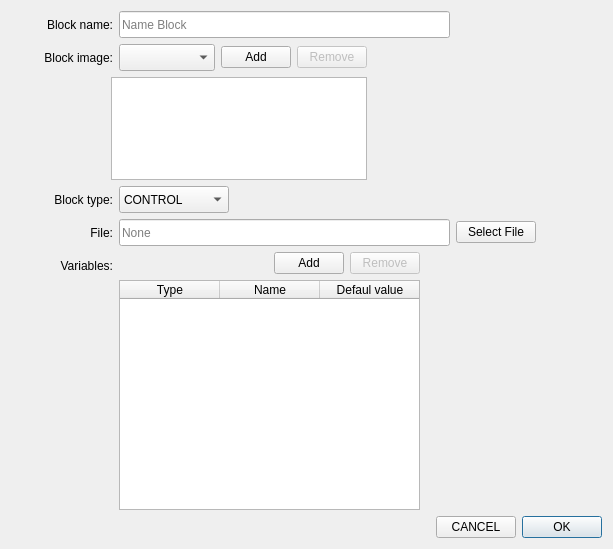
The window that learnbot_dsl/guis/CreateBlock.ui (robocomp/LearnBlock) describes before a commit, drawn with Qt 5.
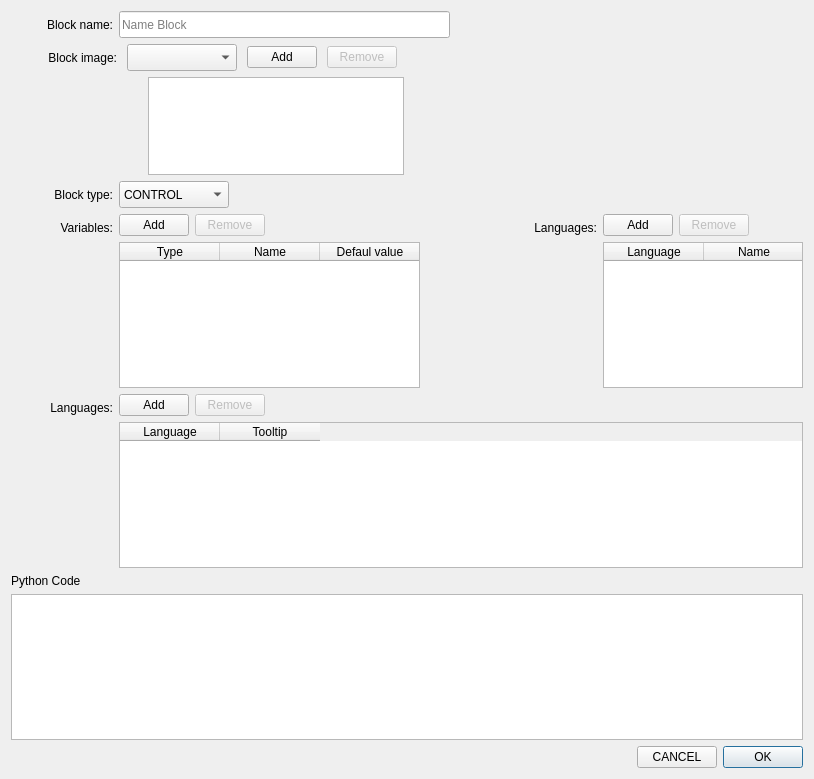
The same window after the commit.

Commit message: fixed up some problems main + function move_back Tooltip name + Tooltip Search functions with args updated forever change block.conf to json .learnblock/block not exist

What changed in the file:
```diff
--- a/learnbot_dsl/guis/CreateBlock.ui
+++ b/learnbot_dsl/guis/CreateBlock.ui
@@ -6,14 +6,14 @@
    <rect>
     <x>0</x>
     <y>0</y>
-    <width>613</width>
-    <height>549</height>
+    <width>814</width>
+    <height>779</height>
    </rect>
   </property>
   <property name="windowTitle">
    <string>Dialog</string>
   </property>
-  <layout class="QVBoxLayout" name="verticalLayout_4">
+  <layout class="QVBoxLayout" name="verticalLayout_18">
    <item>
     <layout class="QHBoxLayout" name="horizontalLayout_10">
      <item>
@@ -183,30 +183,34 @@
       </layout>
      </item>
      <item>
-      <spacer name="horizontalSpacer_8">
-       <property name="orientation">
-        <enum>Qt::Horizontal</enum>
-       </property>
-       <property name="sizeHint" stdset="0">
-        <size>
-         <width>40</width>
-         <height>20</height>
-        </size>
-       </property>
-      </spacer>
-     </item>
-     <item>
-      <widget class="QLabel" name="BlockImage">
-       <property name="minimumSize">
-        <size>
-         <width>161</width>
-         <height>111</height>
-        </size>
-       </property>
-       <property name="text">
-        <string/>
-       </property>
-      </widget>
+      <layout class="QVBoxLayout" name="verticalLayout_7">
+       <item>
+        <spacer name="horizontalSpacer_8">
+         <property name="orientation">
+          <enum>Qt::Horizontal</enum>
+         </property>
+         <property name="sizeHint" stdset="0">
+          <size>
+           <width>40</width>
+           <height>20</height>
+          </size>
+         </property>
+        </spacer>
+       </item>
+       <item>
+        <widget class="QLabel" name="BlockImage">
+         <property name="minimumSize">
+          <size>
+           <width>161</width>
+           <height>111</height>
+          </size>
+         </property>
+         <property name="text">
+          <string/>
+         </property>
+        </widget>
+       </item>
+      </layout>
      </item>
     </layout>
    </item>
@@ -289,74 +293,6 @@
      </item>
     </layout>
    </item>
-   <item>
-    <layout class="QHBoxLayout" name="horizontalLayout_8">
-     <item>
-      <widget class="QLabel" name="label_3">
-       <property name="minimumSize">
-        <size>
-         <width>102</width>
-         <height>27</height>
-        </size>
-       </property>
-       <property name="maximumSize">
-        <size>
-         <width>102</width>
-         <height>27</height>
-        </size>
-       </property>
-       <property name="text">
-        <string>File:</string>
-       </property>
-       <property name="alignment">
-        <set>Qt::AlignRight|Qt::AlignTrailing|Qt::AlignVCenter</set>
-       </property>
-      </widget>
-     </item>
-     <item>
-      <widget class="QLineEdit" name="lineEditFile">
-       <property name="minimumSize">
-        <size>
-         <width>331</width>
-         <height>27</height>
-        </size>
-       </property>
-       <property name="maximumSize">
-        <size>
-         <width>331</width>
-         <height>27</height>
-        </size>
-       </property>
-       <property name="placeholderText">
-        <string>None</string>
-       </property>
-      </widget>
-     </item>
-     <item>
-      <widget class="QPushButton" name="pushButtonSelectFile">
-       <property name="text">
-        <string>Select File</string>
-       </property>
-       <property name="autoDefault">
-        <bool>false</bool>
-       </property>
-      </widget>
-     </item>
-     <item>
-      <spacer name="horizontalSpacer_7">
-       <property name="orientation">
-        <enum>Qt::Horizontal</enum>
-       </property>
-       <property name="sizeHint" stdset="0">
-        <size>
-         <width>40</width>
-         <height>20</height>
-        </size>
-       </property>
-      </spacer>
-     </item>
-    </layout>
-   </item>
    <item>
     <layout class="QHBoxLayout" name="horizontalLayout_11">
      <item>
@@ -404,6 +340,41 @@
         <layout class="QVBoxLayout" name="verticalLayout_3">
          <item>
           <layout class="QHBoxLayout" name="horizontalLayout_7">
+           <item>
+            <widget class="QPushButton" name="pushButtonAddVar">
+             <property name="maximumSize">
+              <size>
+               <width>70</width>
+               <height>16777215</height>
+              </size>
+             </property>
+             <property name="text">
+              <string>Add</string>
+             </property>
+             <property name="autoDefault">
+              <bool>false</bool>
+             </property>
+            </widget>
+           </item>
+           <item>
+            <widget class="QPushButton" name="pushButtonRemoveVar">
+             <property name="enabled">
+              <bool>false</bool>
+             </property>
+             <property name="maximumSize">
+              <size>
+               <width>70</width>
+               <height>16777215</height>
+              </size>
+             </property>
+             <property name="text">
+              <string>Remove</string>
+             </property>
+             <property name="autoDefault">
+              <bool>false</bool>
+             </property>
+            </widget>
+           </item>
            <item>
             <spacer name="horizontalSpacer_3">
              <property name="orientation">
@@ -417,41 +388,6 @@
              </property>
             </spacer>
            </item>
-           <item>
-            <widget class="QPushButton" name="pushButtonAddVar">
-             <property name="maximumSize">
-              <size>
-               <width>70</width>
-               <height>16777215</height>
-              </size>
-             </property>
-             <property name="text">
-              <string>Add</string>
-             </property>
-             <property name="autoDefault">
-              <bool>false</bool>
-             </property>
-            </widget>
-           </item>
-           <item>
-            <widget class="QPushButton" name="pushButtonRemoveVar">
-             <property name="enabled">
-              <bool>false</bool>
-             </property>
-             <property name="maximumSize">
-              <size>
-               <width>70</width>
-               <height>16777215</height>
-              </size>
-             </property>
-             <property name="text">
-              <string>Remove</string>
-             </property>
-             <property name="autoDefault">
-              <bool>false</bool>
-             </property>
-            </widget>
-           </item>
           </layout>
          </item>
          <item>
@@ -514,8 +450,288 @@
        </property>
       </spacer>
      </item>
+     <item>
+      <layout class="QVBoxLayout" name="verticalLayout_8">
+       <item>
+        <widget class="QLabel" name="label_7">
+         <property name="minimumSize">
+          <size>
+           <width>102</width>
+           <height>27</height>
+          </size>
+         </property>
+         <property name="maximumSize">
+          <size>
+           <width>102</width>
+           <height>27</height>
+          </size>
+         </property>
+         <property name="text">
+          <string>Languages:</string>
+         </property>
+         <property name="alignment">
+          <set>Qt::AlignRight|Qt::AlignTrailing|Qt::AlignVCenter</set>
+         </property>
+        </widget>
+       </item>
+       <item>
+        <spacer name="verticalSpacer_3">
+         <property name="orientation">
+          <enum>Qt::Vertical</enum>
+         </property>
+         <property name="sizeHint" stdset="0">
+          <size>
+           <width>20</width>
+           <height>40</height>
+          </size>
+         </property>
+        </spacer>
+       </item>
+      </layout>
+     </item>
+     <item>
+      <layout class="QVBoxLayout" name="verticalLayout_4">
+       <item>
+        <layout class="QHBoxLayout" name="horizontalLayout_8">
+         <item>
+          <widget class="QPushButton" name="pushButtonAddlanguages">
+           <property name="maximumSize">
+            <size>
+             <width>70</width>
+             <height>16777215</height>
+            </size>
+           </property>
+           <property name="text">
+            <string>Add</string>
+           </property>
+           <property name="autoDefault">
+            <bool>false</bool>
+           </property>
+          </widget>
+         </item>
+         <item>
+          <widget class="QPushButton" name="pushButtonRemovelanguages">
+           <property name="enabled">
+            <bool>false</bool>
+           </property>
+           <property name="maximumSize">
+            <size>
+             <width>70</width>
+             <height>16777215</height>
+            </size>
+           </property>
+           <property name="text">
+            <string>Remove</string>
+           </property>
+           <property name="autoDefault">
+            <bool>false</bool>
+           </property>
+          </widget>
+         </item>
+         <item>
+          <spacer name="horizontalSpacer_11">
+           <property name="orientation">
+            <enum>Qt::Horizontal</enum>
+           </property>
+           <property name="sizeHint" stdset="0">
+            <size>
+             <width>40</width>
+             <height>20</height>
+            </size>
+           </property>
+          </spacer>
+         </item>
+        </layout>
+       </item>
+       <item>
+        <widget class="QTableWidget" name="tableWidgetlanguages">
+         <property name="minimumSize">
+          <size>
+           <width>200</width>
+           <height>0</height>
+          </size>
+         </property>
+         <property name="maximumSize">
+          <size>
+           <width>200</width>
+           <height>16777215</height>
+          </size>
+         </property>
+         <property name="horizontalScrollBarPolicy">
+          <enum>Qt::ScrollBarAlwaysOff</enum>
+         </property>
+         <property name="autoScroll">
+          <bool>true</bool>
+         </property>
+         <attribute name="horizontalHeaderVisible">
+          <bool>true</bool>
+         </attribute>
+         <attribute name="verticalHeaderVisible">
+          <bool>false</bool>
+         </attribute>
+         <column>
+          <property name="text">
+           <string>Language</string>
+          </property>
+         </column>
+         <column>
+          <property name="text">
+           <string>Name</string>
+          </property>
+         </column>
+        </widget>
+       </item>
+      </layout>
+     </item>
     </layout>
    </item>
+   <item>
+    <layout class="QHBoxLayout" name="horizontalLayout_16">
+     <item>
+      <layout class="QVBoxLayout" name="verticalLayout_16">
+       <item>
+        <widget class="QLabel" name="label_11">
+         <property name="minimumSize">
+          <size>
+           <width>102</width>
+           <height>27</height>
+          </size>
+         </property>
+         <property name="maximumSize">
+          <size>
+           <width>102</width>
+           <height>27</height>
+          </size>
+         </property>
+         <property name="text">
+          <string>Languages:</string>
+         </property>
+         <property name="alignment">
+          <set>Qt::AlignRight|Qt::AlignTrailing|Qt::AlignVCenter</set>
+         </property>
+        </widget>
+       </item>
+       <item>
+        <spacer name="verticalSpacer_6">
+         <property name="orientation">
+          <enum>Qt::Vertical</enum>
+         </property>
+         <property name="sizeHint" stdset="0">
+          <size>
+           <width>20</width>
+           <height>40</height>
+          </size>
+         </property>
+        </spacer>
+       </item>
+      </layout>
+     </item>
+     <item>
+      <layout class="QVBoxLayout" name="verticalLayout_17">
+       <item>
+        <layout class="QHBoxLayout" name="horizontalLayout_19">
+         <item>
+          <widget class="QPushButton" name="pushButtonAddTooltip">
+           <property name="maximumSize">
+            <size>
+             <width>70</width>
+             <height>16777215</height>
+            </size>
+           </property>
+           <property name="text">
+            <string>Add</string>
+           </property>
+           <property name="autoDefault">
+            <bool>false</bool>
+           </property>
+          </widget>
+         </item>
+         <item>
+          <widget class="QPushButton" name="pushButtonRemoveTooltip">
+           <property name="enabled">
+            <bool>false</bool>
+           </property>
+           <property name="maximumSize">
+            <size>
+             <width>70</width>
+             <height>16777215</height>
+            </size>
+           </property>
+           <property name="text">
+            <string>Remove</string>
+           </property>
+           <property name="autoDefault">
+            <bool>false</bool>
+           </property>
+          </widget>
+         </item>
+         <item>
+          <spacer name="horizontalSpacer_10">
+           <property name="orientation">
+            <enum>Qt::Horizontal</enum>
+           </property>
+           <property name="sizeHint" stdset="0">
+            <size>
+             <width>40</width>
+             <height>20</height>
+            </size>
+           </property>
+          </spacer>
+         </item>
+        </layout>
+       </item>
+       <item>
+        <widget class="QTableWidget" name="tableWidgetToolTip">
+         <property name="minimumSize">
+          <size>
+           <width>0</width>
+           <height>0</height>
+          </size>
+         </property>
+         <property name="maximumSize">
+          <size>
+           <width>16777215</width>
+           <height>16777215</height>
+          </size>
+         </property>
+         <property name="horizontalScrollBarPolicy">
+          <enum>Qt::ScrollBarAlwaysOff</enum>
+         </property>
+         <property name="autoScroll">
+          <bool>true</bool>
+         </property>
+         <attribute name="horizontalHeaderVisible">
+          <bool>true</bool>
+         </attribute>
+         <attribute name="verticalHeaderVisible">
+          <bool>false</bool>
+         </attribute>
+         <column>
+          <property name="text">
+           <string>Language</string>
+          </property>
+         </column>
+         <column>
+          <property name="text">
+           <string>Tooltip</string>
+          </property>
+         </column>
+        </widget>
+       </item>
+      </layout>
+     </item>
+    </layout>
+   </item>
+   <item>
+    <widget class="QLabel" name="label">
+     <property name="text">
+      <string>Python Code</string>
+     </property>
+    </widget>
+   </item>
+   <item>
+    <widget class="QTextEdit" name="textEditPythonCode"/>
+   </item>
    <item>
     <layout class="QHBoxLayout" name="horizontalLayout_9">
      <item>
```
Left out of the diff: 4 changed lines with no effect on the pictures. The commit also changes 48 other files.
